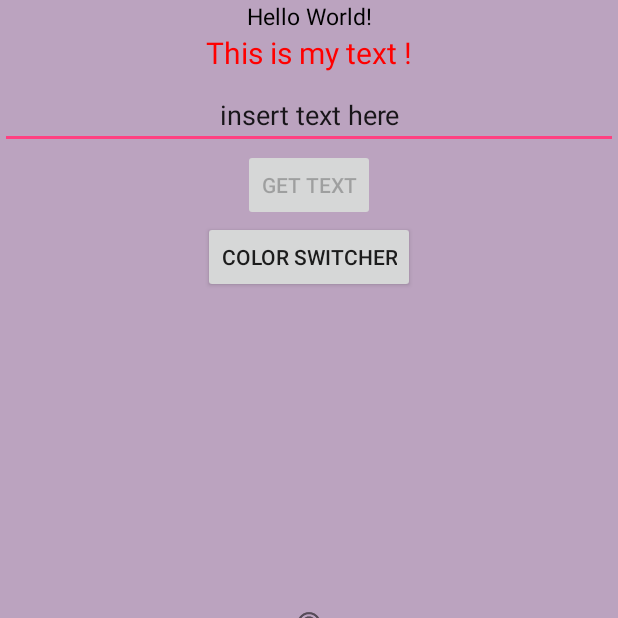
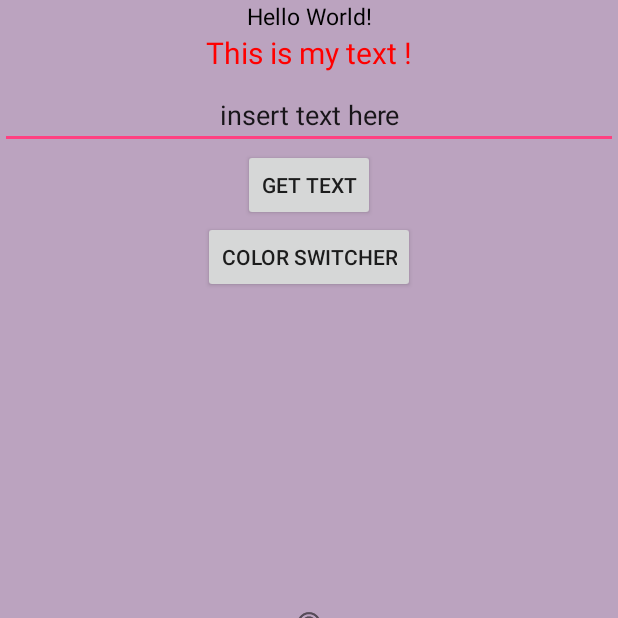
Before and after one commit to RobertOprea/android_homework_bogdan, an Android app: the screen it shows after launch (MainActivity), on a phone screen of 412 x 824 dp, the top half of it. Run offline under Robolectric (Android 15) with nearby library versions, the phone set to English and light mode, and no system bars; 1 statement that could not run was skipped.

Commit message:
Update tema 2 - tot nefunctionala

```diff
--- a/MyApplication/app/src/main/AndroidManifest.xml
+++ b/MyApplication/app/src/main/AndroidManifest.xml
@@ -18,7 +18,7 @@
         </activity>
 
         <service android:name=".services.MyService"></service>
-        <receiver android:name=".receivers.MyReceiver">
+        <receiver android:name=".activities.MainActivity$MyReceiver">
             <intent-filter>
                 <action android:name="com.courses.EXAMPLE"></action>
             </intent-filter>
--- a/MyApplication/app/src/main/java/com/courses/bogdan/myapplication/activities/MainActivity.java
+++ b/MyApplication/app/src/main/java/com/courses/bogdan/myapplication/activities/MainActivity.java
@@ -1,5 +1,7 @@
 package com.courses.bogdan.myapplication.activities;
 
+import android.content.BroadcastReceiver;
+import android.content.Context;
 import android.content.DialogInterface;
 import android.content.Intent;
 import android.graphics.Color;
@@ -18,7 +20,6 @@ import android.widget.Toast;
 
 import com.courses.bogdan.myapplication.R;
 import com.courses.bogdan.myapplication.fragments.MainFragment;
-import com.courses.bogdan.myapplication.receivers.MyReceiver;
 import com.courses.bogdan.myapplication.services.MyService;
 
 import java.util.Random;
@@ -33,18 +34,17 @@ public class MainActivity extends FragmentActivity {
     private TextView myView;
     private EditText textEditor;
     private RelativeLayout mainlayout;
-    private int red, green, blue; /// rgb colors
     private Intent intent;
     private FrameLayout frameLayout;
     private static final int MAX_COLOR_VALUE = 256;
-    private static MainActivity ins;
+    private Random randomColor = new Random();
 
     @Override
     protected void onCreate(@Nullable Bundle savedInstanceState) {
         super.onCreate(savedInstanceState);
         setContentView(R.layout.activity_main_layout);
 
-        ins = this;
+
 
         mainlayout = (RelativeLayout) findViewById(R.id.layout);
         frameLayout = (FrameLayout) findViewById(R.id.main_frame_layout);
@@ -77,11 +77,8 @@ public class MainActivity extends FragmentActivity {
         colorButton.setOnClickListener(new View.OnClickListener() {
             @Override
             public void onClick(View view) {
-                Random randomColor = new Random();
-                red = randomColor.nextInt(MAX_COLOR_VALUE);
-                green = randomColor.nextInt(MAX_COLOR_VALUE);
-                blue = randomColor.nextInt(MAX_COLOR_VALUE);
-                mainlayout.setBackgroundColor(Color.argb(MAX_COLOR_VALUE - 1, red, green, blue));
+
+                mainlayout.setBackgroundColor(Color.argb(MAX_COLOR_VALUE - 1, randomColor.nextInt(MAX_COLOR_VALUE),randomColor.nextInt(MAX_COLOR_VALUE),randomColor.nextInt(MAX_COLOR_VALUE)));
 
 
             }
@@ -89,23 +86,15 @@ public class MainActivity extends FragmentActivity {
 
         setupFragment();
 
-        View.OnClickListener listnr=new View.OnClickListener() {
 
+        fragmentButon.setOnClickListener(new View.OnClickListener() {
             @Override
-
             public void onClick(View v) {
-
                 Intent intent = new Intent(MainActivity.this, MyReceiver.class);
                 intent.setAction("com.example.demo.action.info");
                 sendBroadcast(intent);
-
-
             }
-
-        };
-
-
-        fragmentButon.setOnClickListener(listnr);
+        });
 
 
     }
@@ -120,17 +109,7 @@ public class MainActivity extends FragmentActivity {
     @Override
     protected void onStart() {
         super.onStart();
-        Random randomColor = new Random();
-        red = randomColor.nextInt(256);
-        green = randomColor.nextInt(256);
-        blue = randomColor.nextInt(256);
-        mainlayout.setBackgroundColor(Color.argb(255, red, green, blue));
-        getButton.setEnabled(false);
-    }
-
-
-    public static MainActivity getInstace() {
-        return ins;
+        mainlayout.setBackgroundColor(Color.argb(MAX_COLOR_VALUE-1, randomColor.nextInt(MAX_COLOR_VALUE),randomColor.nextInt(MAX_COLOR_VALUE),randomColor.nextInt(MAX_COLOR_VALUE)));
     }
 
 
@@ -144,4 +123,18 @@ public class MainActivity extends FragmentActivity {
     }
 
 
+    public class MyReceiver extends BroadcastReceiver {
+
+
+        @Override
+        public void onReceive(Context context, Intent intent) {
+            try {
+                updateTheTextView("Fragment button pressed");
+                String getString = String.valueOf(intent.getExtras().get("fragmentActivity"));
+            } catch (Exception e) {
+
+            }
+        }
+    }
+
 }
--- a/MyApplication/app/src/main/java/com/courses/bogdan/myapplication/services/MyService.java
+++ b/MyApplication/app/src/main/java/com/courses/bogdan/myapplication/services/MyService.java
@@ -19,6 +19,7 @@ public class MyService extends Service {
         Log.e("TAGG","Service created");
         Intent intent = new Intent();
         intent.setAction("com.courses.EXAMPLE");
+        intent.putExtra("fragmentActivity","text for fragment and activity");
         sendBroadcast(intent);
         stopSelf();
     }
```
Also changed, not shown: MyApplication/app/src/main/java/com/courses/bogdan/myapplication/receivers/MyReceiver.java (+26 -26 lines).
